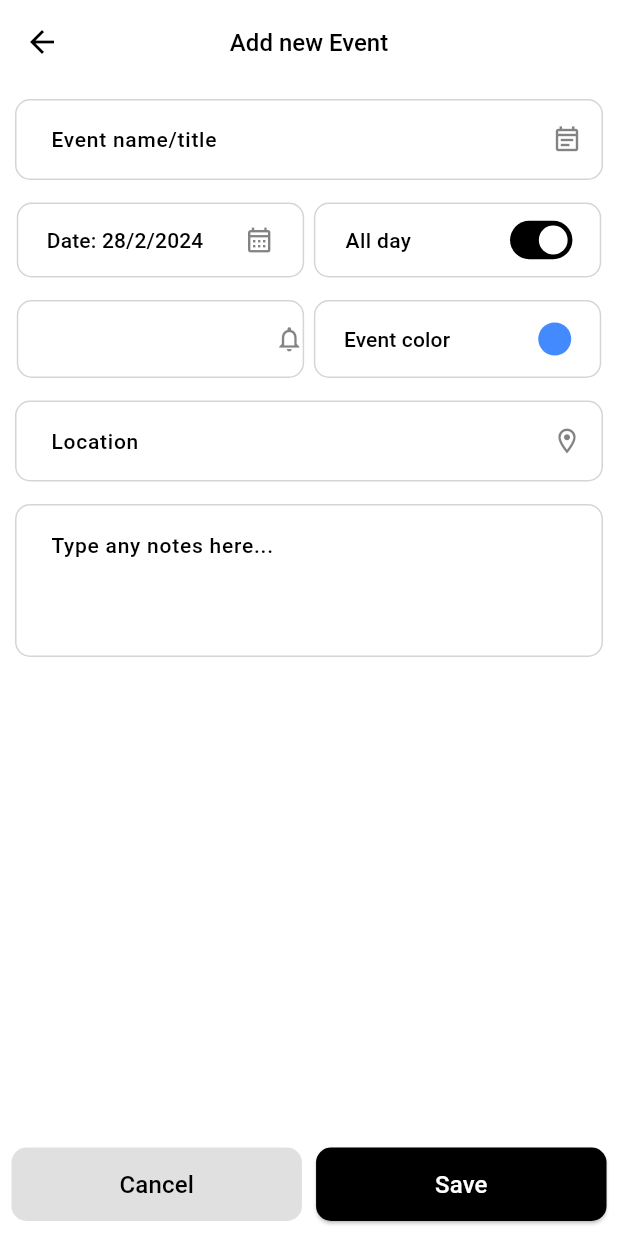
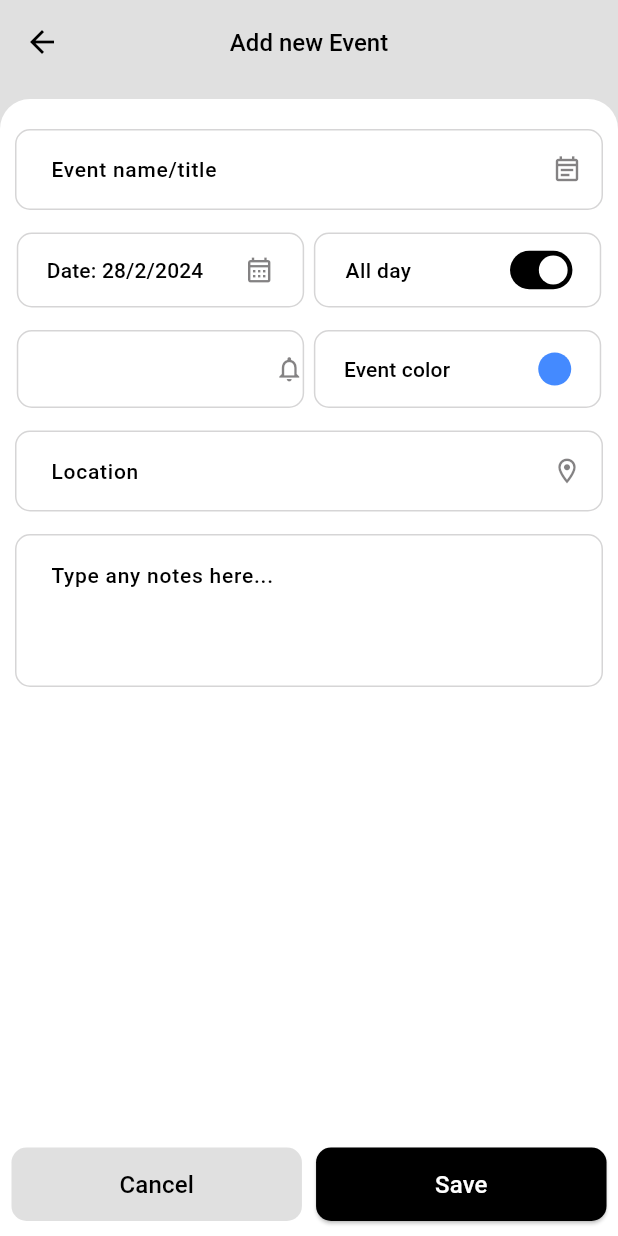
Before and after one commit to joharkhan99/quickcal, a Flutter app: the HomePage screen opened by its route, after a tap on the "add" icon, on a phone screen of 412 x 824 dp. Run offline on Flutter 3.47's test engine with Material 3 defaults, Android fonts, the phone set to English and light mode, and no system bars; our stand-ins replace hive, hive_flutter; accounts and stored records are empty.

Commit message:
improved snackbar and fix bugs

```diff
--- a/lib/components/calendar/calendar_tasks_list.dart
+++ b/lib/components/calendar/calendar_tasks_list.dart
@@ -4,7 +4,8 @@ import 'package:quickcal/models/task.dart';
 
 class CalendarTasksList extends StatelessWidget {
   List<Task> tasksForDate;
-  CalendarTasksList({super.key, required this.tasksForDate});
+  Function handleDateCardClick;
+  CalendarTasksList({super.key, required this.tasksForDate, required this.handleDateCardClick});
 
   String getTaskTime(Task task, BuildContext context) {
     if (task.allDay) {
@@ -27,7 +28,7 @@ class CalendarTasksList extends StatelessWidget {
   taskDetails(BuildContext context, Task task) {
     return showBottomSheet(
       context: context,
-      builder: (context) => DetailsBottomSheet(task: task),
+      builder: (context) => DetailsBottomSheet(task: task, handleDateCardClick: handleDateCardClick),
     );
   }
 
--- a/lib/main.dart
+++ b/lib/main.dart
@@ -26,7 +26,7 @@ class MyApp extends StatelessWidget {
         routes: {
           '/': (context) => const WelcomePage(),
           '/home': (context) => const HomePage(),
-          '/create-task': (context) => CreateTaskPage(selectedDate: DateTime.now()),
+          '/create-task': (context) => CreateTaskPage(selectedDate: DateTime.now(), handleDateCardClick: () => ()),
         },
         theme: ThemeData(
           fontFamily: 'Roboto',
--- a/lib/pages/create_task_page.dart
+++ b/lib/pages/create_task_page.dart
@@ -15,7 +15,8 @@ import 'package:quickcal/models/task.dart';
 
 class CreateTaskPage extends StatefulWidget {
   DateTime selectedDate;
-  CreateTaskPage({super.key, required this.selectedDate});
+  Function handleDateCardClick;
+  CreateTaskPage({super.key, required this.selectedDate, required this.handleDateCardClick});
 
   @override
   State<CreateTaskPage> createState() => _CreateTaskPageState();
@@ -77,7 +78,12 @@ class _CreateTaskPageState extends State<CreateTaskPage> {
     _nameController.clear();
     _locationController.clear();
     _notesController.clear();
+    widget.handleDateCardClick(task.date);
+
     task = Task();
+
+    const snackBar = SnackBar(content: Text("Event added Successfully!"), duration: Duration(seconds: 1));
+    ScaffoldMessenger.of(context).showSnackBar(snackBar);
     Navigator.pop(context);
   }
 
@@ -92,7 +98,7 @@ class _CreateTaskPageState extends State<CreateTaskPage> {
   @override
   Widget build(BuildContext context) {
     return Scaffold(
-      backgroundColor: Colors.white,
+      backgroundColor: Colors.grey[300],
       appBar: AppBar(
         title: const Text(
           'Add new Event',
@@ -102,8 +108,19 @@ class _CreateTaskPageState extends State<CreateTaskPage> {
           ),
         ),
         centerTitle: true,
+        backgroundColor: Colors.grey[300],
       ),
-      body: Column(
+      body: Container(
+        padding: const EdgeInsets.only(top: 10),
+        margin: const EdgeInsets.only(top: 10),
+        decoration: const BoxDecoration(
+          color: Colors.white,
+          borderRadius: BorderRadius.only(
+            topLeft: Radius.circular(20),
+            topRight: Radius.circular(20),
+          ),
+        ),
+        child: Column(
           children: [
             Expanded(
               flex: 1,
@@ -200,6 +217,7 @@ class _CreateTaskPageState extends State<CreateTaskPage> {
             BottomButtons(onSave: onSave, onCancel: onCancel),
           ],
         ),
+      ),
     );
   }
 }
--- a/lib/pages/home_page.dart
+++ b/lib/pages/home_page.dart
@@ -71,9 +71,7 @@ class _HomePageState extends State<HomePage> {
           Navigator.push(
             context,
             MaterialPageRoute(
-              builder: (context) => CreateTaskPage(
-                selectedDate: selectedDate,
-              ),
+              builder: (context) => CreateTaskPage(selectedDate: selectedDate, handleDateCardClick: handleDateCardClick),
             ),
           );
         },
@@ -134,7 +132,10 @@ class _HomePageState extends State<HomePage> {
                           ),
                         ),
                       )
-                    : CalendarTasksList(tasksForDate: tasksForDate)
+                    : CalendarTasksList(
+                        tasksForDate: tasksForDate,
+                        handleDateCardClick: handleDateCardClick,
+                      )
               ],
             ),
           ),
```
Also changed, not shown: lib/components/misc/details_bottom_sheet.dart (+7 -5 lines), lib/pages/edit_task_page.dart (+20 -3 lines). Lines whose indentation alone changed are shown as unchanged.
